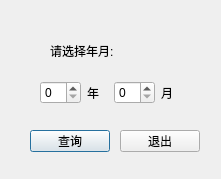
Before: the Qt Designer form monthincomequery_dialog.ui in mengxing2017/RMS, drawn with Qt 5.
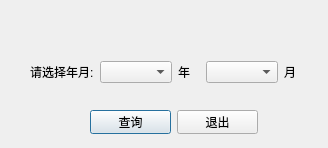
After: the same form once the commit is applied.

```diff
--- a/monthincomequery_dialog.ui
+++ b/monthincomequery_dialog.ui
@@ -6,64 +6,32 @@
    <rect>
     <x>0</x>
     <y>0</y>
-    <width>221</width>
-    <height>179</height>
+    <width>328</width>
+    <height>148</height>
    </rect>
   </property>
   <property name="windowTitle">
    <string>Dialog</string>
   </property>
-  <widget class="QLabel" name="label">
-   <property name="geometry">
-    <rect>
-     <x>50</x>
-     <y>30</y>
-     <width>111</width>
-     <height>41</height>
-    </rect>
-   </property>
-   <property name="text">
-    <string>请选择年月:</string>
-   </property>
-  </widget>
-  <widget class="QPushButton" name="queryButton">
+  <widget class="QWidget" name="">
    <property name="geometry">
     <rect>
      <x>30</x>
-     <y>130</y>
-     <width>80</width>
-     <height>22</height>
-    </rect>
-   </property>
-   <property name="text">
-    <string>查询</string>
-   </property>
-  </widget>
-  <widget class="QPushButton" name="quitButton">
-   <property name="geometry">
-    <rect>
-     <x>120</x>
-     <y>130</y>
-     <width>80</width>
-     <height>22</height>
-    </rect>
-   </property>
-   <property name="text">
-    <string>退出</string>
-   </property>
-  </widget>
-  <widget class="QWidget" name="">
-   <property name="geometry">
-    <rect>
-     <x>40</x>
-     <y>80</y>
-     <width>142</width>
-     <height>25</height>
+     <y>60</y>
+     <width>275</width>
+     <height>24</height>
     </rect>
    </property>
    <layout class="QHBoxLayout" name="horizontalLayout">
     <item>
-     <widget class="QSpinBox" name="spinBox"/>
+     <widget class="QLabel" name="label">
+      <property name="text">
+       <string>请选择年月:</string>
+      </property>
+     </widget>
+    </item>
+    <item>
+     <widget class="QComboBox" name="year_comboBox"/>
     </item>
     <item>
      <widget class="QLabel" name="label_2">
@@ -73,7 +41,7 @@
      </widget>
     </item>
     <item>
-     <widget class="QSpinBox" name="spinBox_2"/>
+     <widget class="QComboBox" name="month_comboBox"/>
     </item>
     <item>
      <widget class="QLabel" name="label_3">
@@ -84,6 +52,32 @@
     </item>
    </layout>
   </widget>
+  <widget class="QWidget" name="">
+   <property name="geometry">
+    <rect>
+     <x>90</x>
+     <y>110</y>
+     <width>168</width>
+     <height>24</height>
+    </rect>
+   </property>
+   <layout class="QHBoxLayout" name="horizontalLayout_2">
+    <item>
+     <widget class="QPushButton" name="queryButton">
+      <property name="text">
+       <string>查询</string>
+      </property>
+     </widget>
+    </item>
+    <item>
+     <widget class="QPushButton" name="quitButton">
+      <property name="text">
+       <string>退出</string>
+      </property>
+     </widget>
+    </item>
+   </layout>
+  </widget>
  </widget>
  <resources/>
  <connections/>
```
